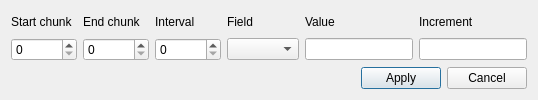
Before: the Qt Designer form TrackEditor/EditSeriesDialog.ui in Zizin13/Roller, drawn with Qt 5.
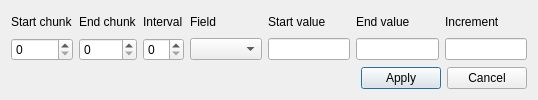
After: the same form once the commit is applied.

Commit message: end value field, support all chunk values and both types

Patch:
```diff
--- a/TrackEditor/EditSeriesDialog.ui
+++ b/TrackEditor/EditSeriesDialog.ui
@@ -84,7 +84,7 @@
      <item row="0" column="4">
       <widget class="QLabel" name="lblValue">
        <property name="text">
-       <string>Value</string>
+       <string>Start value</string>
        </property>
       </widget>
      </item>
@@ -92,13 +92,23 @@
       <widget class="QLineEdit" name="leValue"/>
      </item>
      <item row="0" column="5">
+      <widget class="QLabel" name="lblEndValue">
+       <property name="text">
+       <string>End value</string>
+       </property>
+      </widget>
+     </item>
+     <item row="1" column="5">
+      <widget class="QLineEdit" name="leEndValue"/>
+     </item>
+     <item row="0" column="6">
       <widget class="QLabel" name="lblIncrement">
        <property name="text">
        <string>Increment</string>
        </property>
       </widget>
      </item>
-     <item row="1" column="5">
+     <item row="1" column="6">
       <widget class="QLineEdit" name="leIncrement"/>
      </item>
     </layout>
```
Left out of the diff: 4 changed lines with no effect on the pictures. The commit also changes 7 other files.
